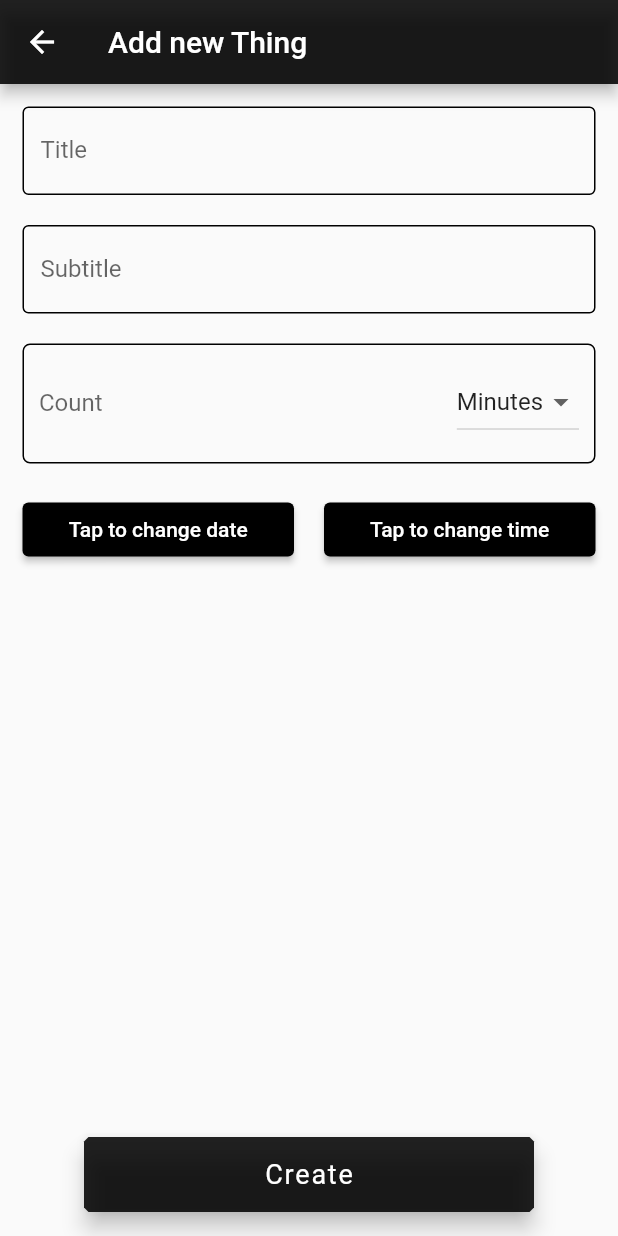
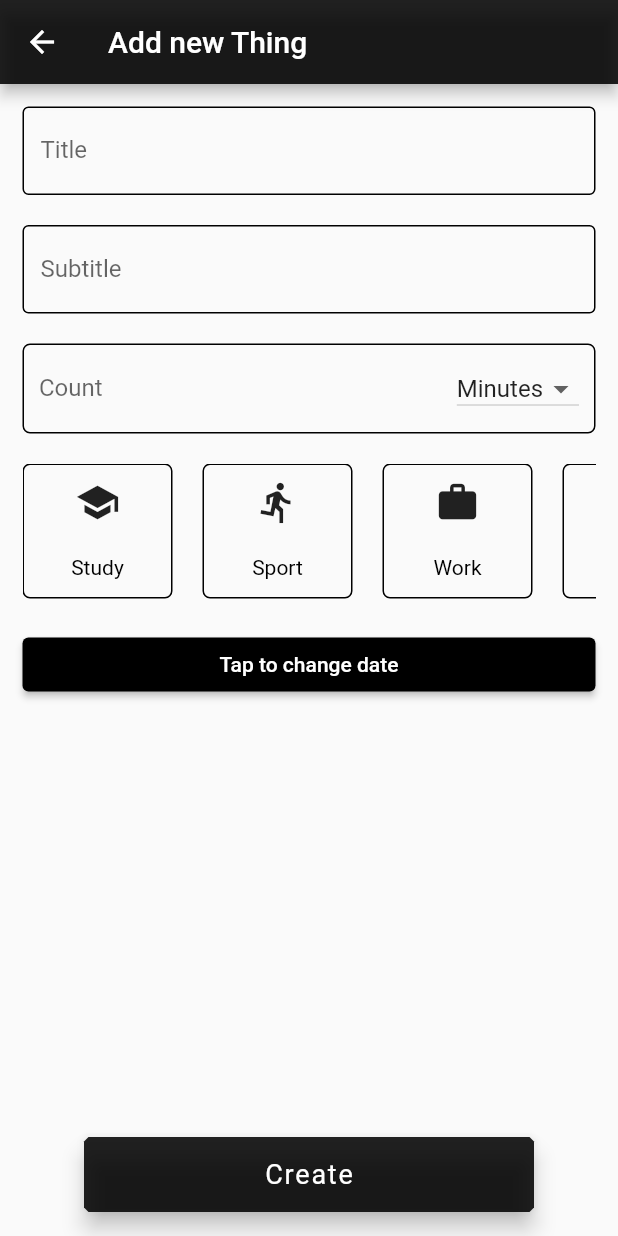
Before and after one commit to dertulyt/AnyThings, a Flutter app: the NewThingPage screen opened by its route, on a phone screen of 412 x 824 dp. Run offline on Flutter 3.47's test engine with Material 2 defaults, Android fonts, the phone set to English and light mode, and no system bars; our stand-ins replace flutter_speed_dial, sqflite; accounts and stored records are empty.

Commit message:
ListView horizontal (categories)

```diff
--- a/flutter_anythings/lib/pages/Home page/NewThingPage.dart
+++ b/flutter_anythings/lib/pages/Home page/NewThingPage.dart
@@ -23,11 +23,25 @@ class _NewThingPageState extends State<NewThingPage> {
     "Kg",
     "Km",
   ];
+
+  List<Map> myCategories = [
+    {"name": "Study", "Icon": Icons.school},
+    {"name": "Sport", "Icon": Icons.directions_run},
+    {"name": "Work", "Icon": Icons.work},
+    {"name": "Kitchen", "Icon": Icons.kitchen},
+    {"name": "Hobbies", "Icon": Icons.emoji_emotions},
+    {"name": "Reading", "Icon": Icons.book},
+    {"name": "Relax", "Icon": Icons.weekend},
+    {"name": "Meditation", "Icon": Icons.self_improvement},
+    {"name": "Own", "Icon": Icons.favorite},
+  ];
+
   String? selectedItem = 'Minutes';
   DateTime date = DateTime.now();
   late String newThingTitle;
   late String newThingSubtitle;
   late int newThingCount;
+  TimeOfDay? selectedTime = TimeOfDay.now();
 
   final _thingtitleController = TextEditingController();
   final _thingsubtitleController = TextEditingController();
@@ -80,6 +94,7 @@ class _NewThingPageState extends State<NewThingPage> {
         body: Form(
           key: _formKey,
           child: SingleChildScrollView(
+            child: SingleChildScrollView(
               child: SafeArea(
                 minimum: EdgeInsets.all(15),
                 child: Column(
@@ -98,8 +113,8 @@ class _NewThingPageState extends State<NewThingPage> {
                           borderSide: BorderSide(color: Colors.black),
                         ),
                         focusedBorder: OutlineInputBorder(
-                        borderSide:
-                            BorderSide(color: Color.fromARGB(255, 0, 101, 110)),
+                          borderSide: BorderSide(
+                              color: Color.fromARGB(255, 0, 101, 110)),
                         ),
                         floatingLabelBehavior: FloatingLabelBehavior.never,
                       ),
@@ -116,8 +131,8 @@ class _NewThingPageState extends State<NewThingPage> {
                           borderSide: BorderSide(color: Colors.black),
                         ),
                         focusedBorder: OutlineInputBorder(
-                        borderSide:
-                            BorderSide(color: Color.fromARGB(255, 0, 101, 110)),
+                          borderSide: BorderSide(
+                              color: Color.fromARGB(255, 0, 101, 110)),
                         ),
                         floatingLabelBehavior: FloatingLabelBehavior.never,
                       ),
@@ -127,7 +142,7 @@ class _NewThingPageState extends State<NewThingPage> {
                     ),
                     Container(
                       // decoration: BoxDecoration(),
-                    height: 80,
+                      height: 60,
                       child: Container(
                         padding: EdgeInsets.all(10),
                         decoration: BoxDecoration(
@@ -152,6 +167,8 @@ class _NewThingPageState extends State<NewThingPage> {
                                 decoration: const InputDecoration(
                                   labelText: "Count",
                                   border: InputBorder.none,
+                                  floatingLabelBehavior:
+                                      FloatingLabelBehavior.never,
                                 ),
                               ),
                             ),
@@ -177,6 +194,21 @@ class _NewThingPageState extends State<NewThingPage> {
                             ),
                           ],
                         ),
+                      ),
+                    ),
+                    SizedBox(
+                      height: 20,
+                    ),
+                    Container(
+                      height: 90,
+                      child: Column(
+                        mainAxisAlignment: MainAxisAlignment.center,
+                        children: [
+                          Expanded(
+                            // height: 100,
+                            child: choosingCategoryWidget(),
+                          ),
+                        ],
                       ),
                     ),
                     SizedBox(
@@ -210,37 +242,36 @@ class _NewThingPageState extends State<NewThingPage> {
                             ),
                           ),
                         ),
-                      SizedBox(
-                        width: 20,
-                      ),
-                      Expanded(
-                        child: ElevatedButton(
-                          style: ButtonStyle(
-                            backgroundColor:
-                                MaterialStateProperty.all(Colors.black),
-                          ),
-                          onPressed: () async {
-                            DateTime? newDate = await showDatePicker(
-                              context: context,
-                              initialDate: date,
-                              firstDate: DateTime(1900),
-                              lastDate: DateTime(2100),
-                            );
-                            if (newDate == null) return;
-                            setState(
-                              () {
-                                date = newDate;
-                              },
-                            );
-                          },
-                          child: Container(
-                            child: Text("Tap to change time"),
-                          ),
-                        ),
+                        // SizedBox(
+                        //   width: 20,
+                        // ),
+                        // Expanded(
+                        //   child: ElevatedButton(
+                        //     style: ButtonStyle(
+                        //       backgroundColor:
+                        //           MaterialStateProperty.all(Colors.black),
+                        //     ),
+                        //     onPressed: () async {
+                        //       // print(myCategories[2]['Icon']);
+                        //       setState(
+                        //         () {
+                        //           date = DateTime(
+                        //             date.year,
+                        //             date.month,
+                        //             date.day,
+                        //           );
+                        //         },
+                        //       );
+                        //     },
+                        //     child: Container(
+                        //       child: Text("Tap to change time"),
+                        //     ),
+                        //   ),
+                        // ),
+                      ],
                     ),
                   ],
-                  )
-                ],
+                ),
               ),
             ),
           ),
@@ -267,7 +298,7 @@ class _NewThingPageState extends State<NewThingPage> {
         await addNote();
       }
 
-      Navigator.of(context).pop();
+      Navigator.pop(context);
     }
   }
 
@@ -294,4 +325,52 @@ class _NewThingPageState extends State<NewThingPage> {
 
     await AllMyThings.instance.create(note);
   }
+
+  choosingCategoryWidget() {
+    return ListView.builder(
+      scrollDirection: Axis.horizontal,
+      itemCount: myCategories.length,
+      itemBuilder: (context, index) {
+        return InkWell(
+          onTap: (() {}),
+          child: Row(
+            children: [
+              Container(
+                decoration: BoxDecoration(
+                  border: Border.all(),
+                  borderRadius: BorderRadius.all(Radius.circular(
+                          5.0) //                 <--- border radius here
+                      ),
+                ),
+                width: 100,
+                child: Column(
+                  children: [
+                    Container(
+                      padding: EdgeInsets.all(10),
+                      child: Icon(
+                        myCategories[index]['Icon'],
+                        size: 30,
+                        // Icons.book,
+                      ),
+                    ),
+                    SizedBox(
+                      height: 10,
+                    ),
+                    Text(
+                      myCategories[index]['name'],
+                      // 'Hello',
+                      style: TextStyle(color: Colors.black),
+                    ),
+                  ],
+                ),
+              ),
+              SizedBox(
+                width: 20,
+              )
+            ],
+          ),
+        );
+      },
+    );
   }
+}
```
Also changed, not shown: flutter_anythings/lib/main.dart (+27 -26 lines), 1 other file. Lines whose indentation alone changed are shown as unchanged.
